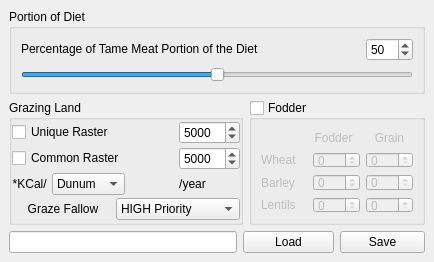
Old version of the form src/ui/laanimalformdetailsbase.ui in the repository arkygeek/landuseanalyst.
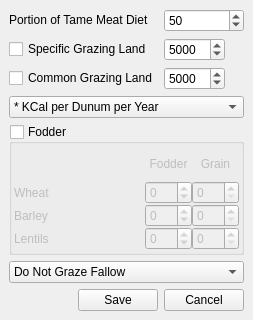
New version of the form.

Commit message:
better animal parameteres form imho --This line, and thosi below, will be ignored--
M    src/ui/laanimalformdetailsbase.ui

```diff
--- a/src/ui/laanimalformdetailsbase.ui
+++ b/src/ui/laanimalformdetailsbase.ui
@@ -5,14 +5,14 @@
    <rect>
     <x>0</x>
     <y>0</y>
-    <width>434</width>
-    <height>262</height>
+    <width>247</width>
+    <height>320</height>
    </rect>
   </property>
   <property name="minimumSize" >
    <size>
-    <width>385</width>
-    <height>260</height>
+    <width>0</width>
+    <height>0</height>
    </size>
   </property>
   <property name="windowTitle" >
@@ -25,43 +25,22 @@
    <property name="spacing" >
     <number>6</number>
    </property>
-   <item row="0" column="0" colspan="4" >
-    <widget class="QGroupBox" name="groupBoxPortionOfDiet" >
-     <property name="title" >
-      <string>Portion of Diet</string>
-     </property>
-     <layout class="QGridLayout" >
-      <property name="margin" >
-       <number>9</number>
-      </property>
-      <property name="spacing" >
-       <number>6</number>
-      </property>
-      <item row="0" column="1" >
-       <widget class="QSpinBox" name="comboBoxPercentOfTameMeat" >
+   <item row="6" column="2" >
+    <widget class="QPushButton" name="pushButtonCancel" >
         <property name="sizePolicy" >
          <sizepolicy>
-          <hsizetype>0</hsizetype>
+       <hsizetype>5</hsizetype>
           <vsizetype>0</vsizetype>
           <horstretch>0</horstretch>
           <verstretch>0</verstretch>
          </sizepolicy>
         </property>
-        <property name="toolTip" >
-         <string>&lt;html>&lt;head>&lt;meta name="qrichtext" content="1" />&lt;style type="text/css">
-p, li { white-space: pre-wrap; }
-&lt;/style>&lt;/head>&lt;body style=" font-family:'Sans Serif'; font-size:9pt; font-weight:400; font-style:normal; text-decoration:none;">
-&lt;p style=" margin-top:0px; margin-bottom:0px; margin-left:0px; margin-right:0px; -qt-block-indent:0; text-indent:0px;">Pigs contiribute this percent towards the tame meat portion of the diet&lt;/p>&lt;/body>&lt;/html></string>
-        </property>
-        <property name="maximum" >
-         <number>100</number>
-        </property>
-        <property name="value" >
-         <number>50</number>
+     <property name="text" >
+      <string>Cancel</string>
         </property>
        </widget>
       </item>
-      <item row="0" column="0" >
+   <item row="0" column="0" colspan="2" >
        <widget class="QLabel" name="labelPortionDiet" >
         <property name="sizePolicy" >
          <sizepolicy>
@@ -75,17 +54,22 @@
          <enum>QFrame::NoFrame</enum>
         </property>
         <property name="text" >
-         <string>Percentage of Tame Meat Portion of the Diet</string>
+      <string>Portion of Tame Meat Diet</string>
         </property>
         <property name="alignment" >
          <set>Qt::AlignBottom|Qt::AlignLeading|Qt::AlignLeft</set>
         </property>
        </widget>
       </item>
-      <item row="1" column="0" colspan="2" >
-       <widget class="QSlider" name="horizontalSliderPercentOfTameMeat" >
-        <property name="cursor" >
-         <cursor>6</cursor>
+   <item row="0" column="2" >
+    <widget class="QSpinBox" name="spinBoxPercentOfTameMeat" >
+     <property name="sizePolicy" >
+      <sizepolicy>
+       <hsizetype>5</hsizetype>
+       <vsizetype>0</vsizetype>
+       <horstretch>0</horstretch>
+       <verstretch>0</verstretch>
+      </sizepolicy>
         </property>
         <property name="toolTip" >
          <string>&lt;html>&lt;head>&lt;meta name="qrichtext" content="1" />&lt;style type="text/css">
@@ -96,109 +80,22 @@
         <property name="maximum" >
          <number>100</number>
         </property>
-        <property name="pageStep" >
-         <number>1</number>
-        </property>
         <property name="value" >
          <number>50</number>
         </property>
-        <property name="sliderPosition" >
-         <number>50</number>
-        </property>
-        <property name="orientation" >
-         <enum>Qt::Horizontal</enum>
-        </property>
-       </widget>
-      </item>
-     </layout>
     </widget>
    </item>
    <item row="1" column="0" colspan="2" >
-    <widget class="QGroupBox" name="groupBoxGrazingLand" >
-     <property name="title" >
-      <string>Grazing Land</string>
-     </property>
-     <layout class="QGridLayout" >
-      <property name="margin" >
-       <number>0</number>
-      </property>
-      <property name="spacing" >
-       <number>2</number>
-      </property>
-      <item row="3" column="2" colspan="2" >
-       <widget class="QComboBox" name="comboBoxFallowUsage" >
-        <property name="sizePolicy" >
-         <sizepolicy>
-          <hsizetype>5</hsizetype>
-          <vsizetype>0</vsizetype>
-          <horstretch>0</horstretch>
-          <verstretch>0</verstretch>
-         </sizepolicy>
-        </property>
-        <property name="cursor" >
-         <cursor>13</cursor>
-        </property>
-        <item>
-         <property name="text" >
-          <string>HIGH Priority</string>
-         </property>
-        </item>
-        <item>
-         <property name="text" >
-          <string>MED Priority</string>
-         </property>
-        </item>
-        <item>
-         <property name="text" >
-          <string>LOW Priority</string>
-         </property>
-        </item>
-        <item>
-         <property name="text" >
-          <string>Do Not Use</string>
-         </property>
-        </item>
-       </widget>
-      </item>
-      <item row="3" column="0" colspan="2" >
-       <widget class="QLabel" name="labelGrazingLandGraze" >
-        <property name="text" >
-         <string>Graze Fallow</string>
-        </property>
-        <property name="alignment" >
-         <set>Qt::AlignCenter</set>
-        </property>
-       </widget>
-      </item>
-      <item row="2" column="3" >
-       <widget class="QLabel" name="labelGrazingLandYear" >
-        <property name="sizePolicy" >
-         <sizepolicy>
-          <hsizetype>4</hsizetype>
-          <vsizetype>5</vsizetype>
-          <horstretch>0</horstretch>
-          <verstretch>0</verstretch>
-         </sizepolicy>
-        </property>
-        <property name="text" >
-         <string>/year</string>
-        </property>
-        <property name="alignment" >
-         <set>Qt::AlignCenter</set>
-        </property>
-       </widget>
-      </item>
-      <item row="0" column="0" colspan="3" >
        <widget class="QCheckBox" name="checkBoxUniqueRaster" >
         <property name="toolTip" >
          <string>binary raster named: pigmask</string>
         </property>
         <property name="text" >
-         <string>Unique Raster</string>
+      <string>Specific Grazing Land</string>
         </property>
        </widget>
       </item>
-      <item row="0" column="3" >
+   <item row="1" column="2" >
        <widget class="QDoubleSpinBox" name="spinBoxUniqueRasterCalories" >
         <property name="sizePolicy" >
          <sizepolicy>
@@ -225,17 +122,17 @@
         </property>
        </widget>
       </item>
-      <item row="1" column="0" colspan="3" >
+   <item row="2" column="0" colspan="2" >
        <widget class="QCheckBox" name="checkBoxCommonRaster" >
         <property name="toolTip" >
          <string>binary raster named: pigmask</string>
         </property>
         <property name="text" >
-         <string>Common Raster</string>
+      <string>Common Grazing Land</string>
         </property>
        </widget>
       </item>
-      <item row="1" column="3" >
+   <item row="2" column="2" >
        <widget class="QDoubleSpinBox" name="spinBoxCommonRasterCalories" >
         <property name="sizePolicy" >
          <sizepolicy>
@@ -262,11 +159,52 @@
         </property>
        </widget>
       </item>
-      <item row="2" column="1" colspan="2" >
+   <item row="5" column="0" colspan="3" >
+    <widget class="QComboBox" name="comboBoxFallowUsage" >
+     <property name="sizePolicy" >
+      <sizepolicy>
+       <hsizetype>5</hsizetype>
+       <vsizetype>0</vsizetype>
+       <horstretch>0</horstretch>
+       <verstretch>0</verstretch>
+      </sizepolicy>
+     </property>
+     <property name="cursor" >
+      <cursor>13</cursor>
+     </property>
+     <property name="toolTip" >
+      <string>&lt;html>&lt;head>&lt;meta name="qrichtext" content="1" />&lt;style type="text/css">
+p, li { white-space: pre-wrap; }
+&lt;/style>&lt;/head>&lt;body style=" font-family:'Sans Serif'; font-size:9pt; font-weight:400; font-style:normal; text-decoration:none;">
+&lt;p style=" margin-top:0px; margin-bottom:0px; margin-left:0px; margin-right:0px; -qt-block-indent:0; text-indent:0px;">If your animal is to be allowed to graze fallow land resulting from crop rotation, set the priority of their access to this fallow land here.&lt;/p>&lt;/body>&lt;/html></string>
+     </property>
+     <item>
+      <property name="text" >
+       <string>Do Not Graze Fallow</string>
+      </property>
+     </item>
+     <item>
+      <property name="text" >
+       <string>HIGH Fallow Priority</string>
+      </property>
+     </item>
+     <item>
+      <property name="text" >
+       <string>MED Fallow Priority</string>
+      </property>
+     </item>
+     <item>
+      <property name="text" >
+       <string>LOW Fallow Priority</string>
+      </property>
+     </item>
+    </widget>
+   </item>
+   <item row="3" column="0" colspan="3" >
        <widget class="QComboBox" name="comboBoxGrazingUnits" >
         <property name="sizePolicy" >
          <sizepolicy>
-          <hsizetype>4</hsizetype>
+       <hsizetype>5</hsizetype>
           <vsizetype>0</vsizetype>
           <horstretch>0</horstretch>
           <verstretch>0</verstretch>
@@ -284,7 +222,7 @@
         </property>
         <item>
          <property name="text" >
-          <string>Dunum</string>
+       <string>* KCal per Dunum per Year</string>
          </property>
         </item>
         <item>
@@ -294,40 +232,7 @@
         </item>
        </widget>
       </item>
-      <item row="2" column="0" >
-       <widget class="QLabel" name="labelGrazingLAndKcal" >
-        <property name="sizePolicy" >
-         <sizepolicy>
-          <hsizetype>4</hsizetype>
-          <vsizetype>5</vsizetype>
-          <horstretch>0</horstretch>
-          <verstretch>0</verstretch>
-         </sizepolicy>
-        </property>
-        <property name="toolTip" >
-         <string>&lt;html>&lt;head>&lt;meta name="qrichtext" content="1" />&lt;style type="text/css">
-p, li { white-space: pre-wrap; }
-&lt;/style>&lt;/head>&lt;body style=" font-family:'Sans Serif'; font-size:9pt; font-weight:400; font-style:normal; text-decoration:none;">
-&lt;p style=" margin-top:0px; margin-bottom:0px; margin-left:0px; margin-right:0px; -qt-block-indent:0; text-indent:0px;">Weeks from birth to kill weight&lt;/p>&lt;/body>&lt;/html></string>
-        </property>
-        <property name="text" >
-         <string>*KCal/ </string>
-        </property>
-        <property name="textFormat" >
-         <enum>Qt::AutoText</enum>
-        </property>
-        <property name="alignment" >
-         <set>Qt::AlignRight|Qt::AlignTrailing|Qt::AlignVCenter</set>
-        </property>
-        <property name="wordWrap" >
-         <bool>false</bool>
-        </property>
-       </widget>
-      </item>
-     </layout>
-    </widget>
-   </item>
-   <item row="1" column="2" colspan="2" >
+   <item row="4" column="0" colspan="3" >
     <widget class="QGroupBox" name="groupBoxFodderUse" >
      <property name="cursor" >
       <cursor>0</cursor>
@@ -346,10 +251,10 @@
      </property>
      <layout class="QGridLayout" >
       <property name="margin" >
-       <number>9</number>
+       <number>2</number>
       </property>
       <property name="spacing" >
-       <number>6</number>
+       <number>0</number>
       </property>
       <item row="0" column="1" colspan="2" >
        <widget class="QLabel" name="labelFodderFodder" >
@@ -595,23 +500,34 @@
      </layout>
     </widget>
    </item>
-   <item row="2" column="0" >
-    <widget class="QLineEdit" name="lineEdit" />
-   </item>
-   <item row="2" column="1" colspan="2" >
-    <widget class="QPushButton" name="pushButtonLoad" >
-     <property name="text" >
-      <string>Load</string>
-     </property>
-    </widget>
-   </item>
-   <item row="2" column="3" >
+   <item row="6" column="1" >
     <widget class="QPushButton" name="pushButtonSave" >
+     <property name="sizePolicy" >
+      <sizepolicy>
+       <hsizetype>0</hsizetype>
+       <vsizetype>0</vsizetype>
+       <horstretch>0</horstretch>
+       <verstretch>0</verstretch>
+      </sizepolicy>
+     </property>
      <property name="text" >
       <string>Save</string>
      </property>
     </widget>
    </item>
+   <item row="6" column="0" >
+    <spacer>
+     <property name="orientation" >
+      <enum>Qt::Horizontal</enum>
+     </property>
+     <property name="sizeHint" >
+      <size>
+       <width>40</width>
+       <height>20</height>
+      </size>
+     </property>
+    </spacer>
+   </item>
   </layout>
  </widget>
  <resources/>
```
Left out of the diff: 50 changed lines with no effect on the pictures. Lines whose indentation alone changed are shown as unchanged.
